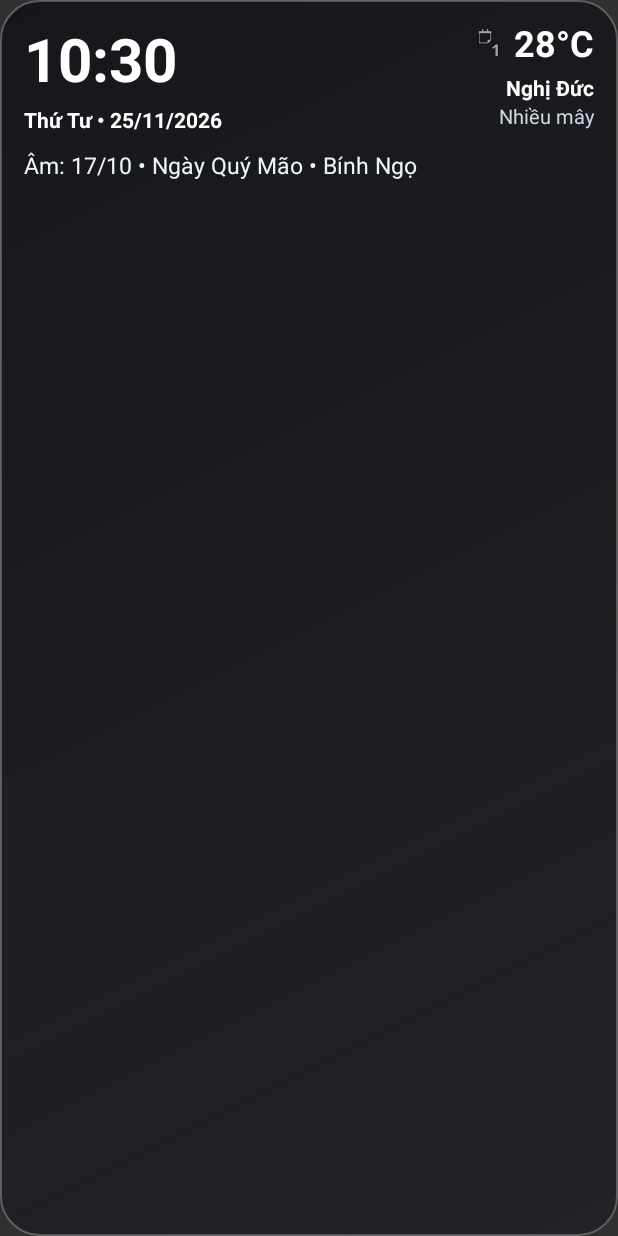
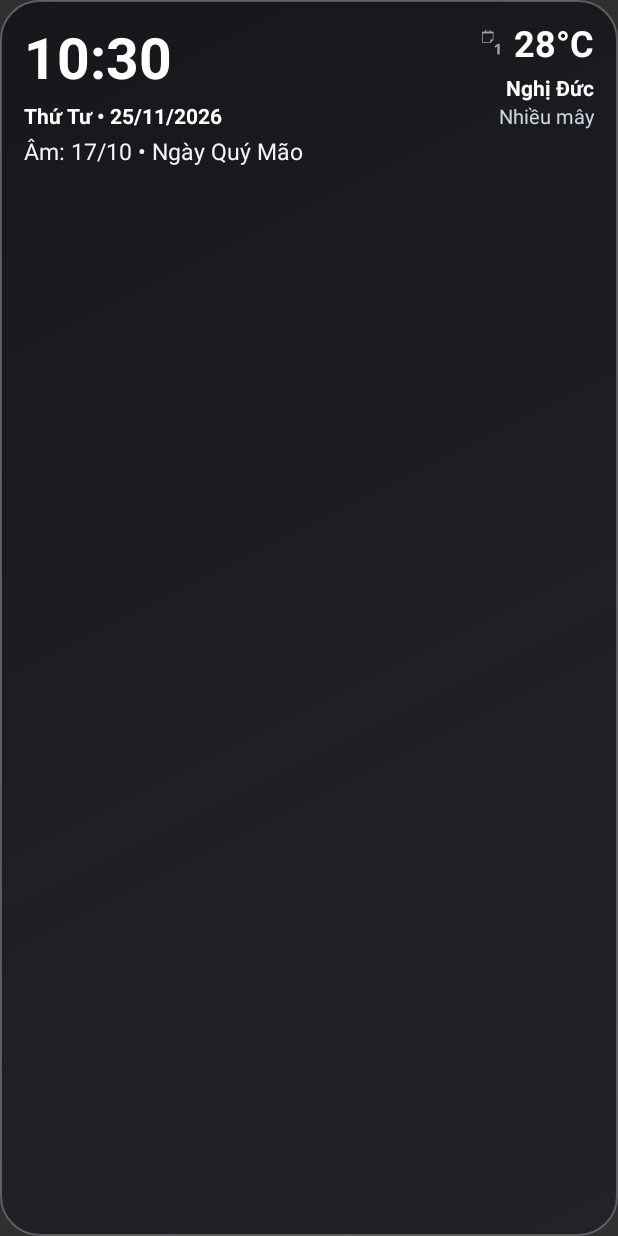
Before and after one commit to duynghiduc2000-vn/ThoiTietVaAmLich, an Android app built with Jetpack Compose: the layout widget_layout_4x4.xml on its own in the app's theme, with its tools: preview values and no code run, on a phone screen of 412 x 824 dp. Run offline under Robolectric (Android 15) with nearby library versions, the phone set to English and light mode, and no system bars.

Commit message:
Update widget_layout_4x4.xml

```diff
--- a/app/src/main/res/layout/widget_layout_4x4.xml
+++ b/app/src/main/res/layout/widget_layout_4x4.xml
@@ -7,7 +7,7 @@
     android:paddingStart="16dp"
     android:paddingEnd="16dp"
     android:paddingTop="12dp"
-    android:paddingBottom="36dp">
+    android:paddingBottom="24dp">
 
     <LinearLayout
         android:layout_width="match_parent"
@@ -15,7 +15,7 @@
         android:gravity="top"
         android:orientation="vertical">
 
-        <!-- Phần trên: Đồng hồ + Thời tiết -->
+        <!-- Khối trên -->
         <LinearLayout
             android:layout_width="match_parent"
             android:layout_height="wrap_content"
@@ -26,7 +26,7 @@
             <LinearLayout
                 android:layout_width="0dp"
                 android:layout_height="wrap_content"
-                android:layout_weight="1.2"
+                android:layout_weight="1.25"
                 android:orientation="vertical">
 
                 <TextClock
@@ -34,11 +34,12 @@
                     android:layout_width="wrap_content"
                     android:layout_height="wrap_content"
                     android:ellipsize="end"
+                    android:fontFamily="sans-serif"
                     android:format12Hour="HH:mm"
                     android:format24Hour="HH:mm"
                     android:maxLines="1"
                     android:textColor="#FFFFFF"
-                    android:textSize="40sp"
+                    android:textSize="38sp"
                     android:textStyle="bold" />
 
                 <TextView
@@ -46,16 +47,29 @@
                     android:layout_width="wrap_content"
                     android:layout_height="wrap_content"
                     android:layout_marginTop="4dp"
+                    android:fontFamily="sans-serif"
                     android:text="Thứ Tư • 25/11/2026"
                     android:textColor="#FFFFFF"
                     android:textSize="14sp"
                     android:textStyle="bold" />
+
+                <TextView
+                    android:id="@+id/tv_lunar_line"
+                    android:layout_width="wrap_content"
+                    android:layout_height="wrap_content"
+                    android:layout_marginTop="3dp"
+                    android:ellipsize="end"
+                    android:fontFamily="sans-serif"
+                    android:maxLines="2"
+                    android:text="Âm: 17/10 • Ngày Quý Mão"
+                    android:textColor="#F0F4FA"
+                    android:textSize="15sp" />
             </LinearLayout>
 
             <LinearLayout
                 android:layout_width="0dp"
                 android:layout_height="wrap_content"
-                android:layout_weight="0.8"
+                android:layout_weight="0.85"
                 android:gravity="end|top"
                 android:orientation="vertical">
 
@@ -67,9 +81,9 @@
 
                     <ImageView
                         android:id="@+id/iv_weather_icon"
-                        android:layout_width="22dp"
-                        android:layout_height="22dp"
-                        android:layout_marginEnd="6dp"
+                        android:layout_width="20dp"
+                        android:layout_height="20dp"
+                        android:layout_marginEnd="5dp"
                         android:contentDescription="Thời tiết"
                         android:src="@android:drawable/ic_menu_day" />
 
@@ -77,6 +91,7 @@
                         android:id="@+id/tv_temp"
                         android:layout_width="wrap_content"
                         android:layout_height="wrap_content"
+                        android:fontFamily="sans-serif"
                         android:text="28°C"
                         android:textColor="#FFFFFF"
                         android:textSize="24sp"
@@ -88,6 +103,7 @@
                     android:layout_width="wrap_content"
                     android:layout_height="wrap_content"
                     android:layout_marginTop="4dp"
+                    android:fontFamily="sans-serif"
                     android:text="Nghị Đức"
                     android:textColor="#FFFFFF"
                     android:textSize="14sp"
@@ -97,39 +113,46 @@
                     android:id="@+id/tv_weather_desc"
                     android:layout_width="wrap_content"
                     android:layout_height="wrap_content"
+                    android:fontFamily="sans-serif"
                     android:text="Nhiều mây"
                     android:textColor="#CFD5E0"
                     android:textSize="13sp" />
             </LinearLayout>
         </LinearLayout>
 
-        <!-- Phần dưới: Âm lịch / Việc cần làm + Chữ ký -->
+        <!-- Hàng dưới cùng: Việc cần làm (trái) ngang hàng Chữ ký (phải) -->
         <LinearLayout
             android:layout_width="match_parent"
             android:layout_height="wrap_content"
             android:layout_marginTop="10dp"
-            android:orientation="vertical">
+            android:gravity="center_vertical"
+            android:orientation="horizontal">
 
             <TextView
-                android:id="@+id/tv_lunar_or_todo"
-                android:layout_width="match_parent"
+                android:id="@+id/tv_todo_bottom"
+                android:layout_width="0dp"
                 android:layout_height="wrap_content"
+                android:layout_weight="1.25"
                 android:ellipsize="end"
+                android:fontFamily="sans-serif"
                 android:maxLines="2"
-                android:text="Âm: 17/10 • Ngày Quý Mão • Bính Ngọ"
-                android:textColor="#F0F4FA"
-                android:textSize="15sp" />
+                android:text=""
+                android:textColor="#FFFFFF"
+                android:textSize="13sp"
+                android:textStyle="bold" />
 
             <TextView
                 android:id="@+id/tv_signature"
-                android:layout_width="match_parent"
+                android:layout_width="0dp"
                 android:layout_height="wrap_content"
-                android:layout_marginTop="6dp"
+                android:layout_marginStart="8dp"
+                android:layout_weight="0.85"
                 android:ellipsize="end"
+                android:fontFamily="sans-serif"
                 android:gravity="end"
                 android:maxLines="1"
                 android:text=""
-                android:textColor="#B8C2D4"
+                android:textColor="#E2E8F0"
                 android:textSize="12sp"
                 android:textStyle="italic" />
         </LinearLayout>
```
